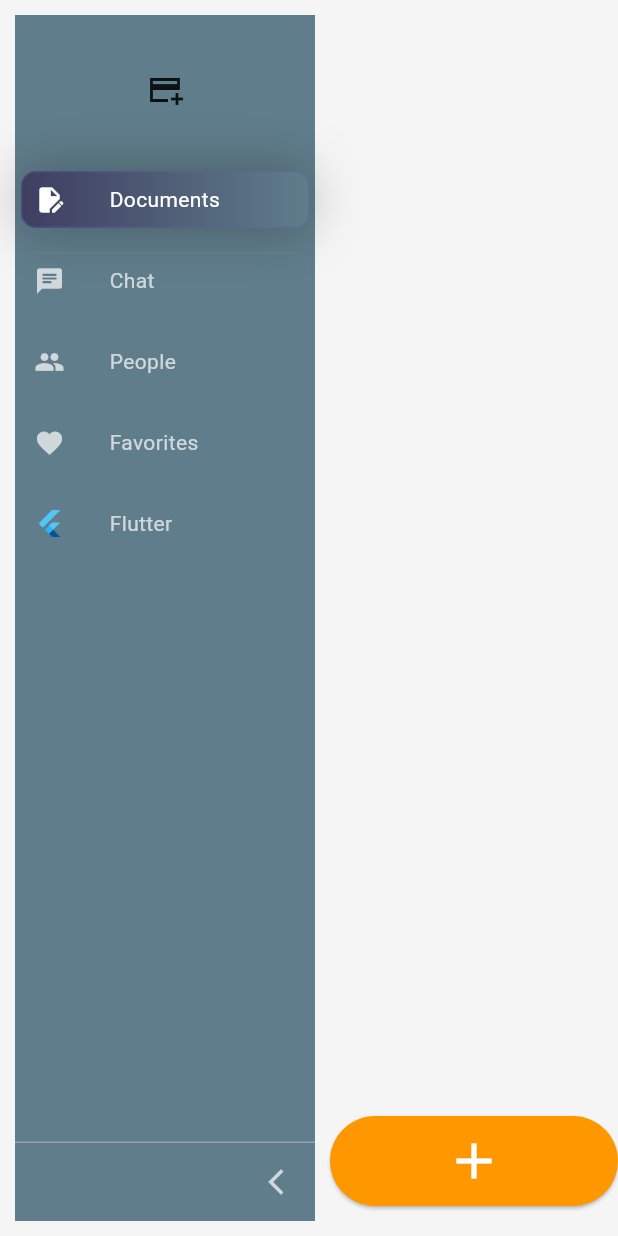
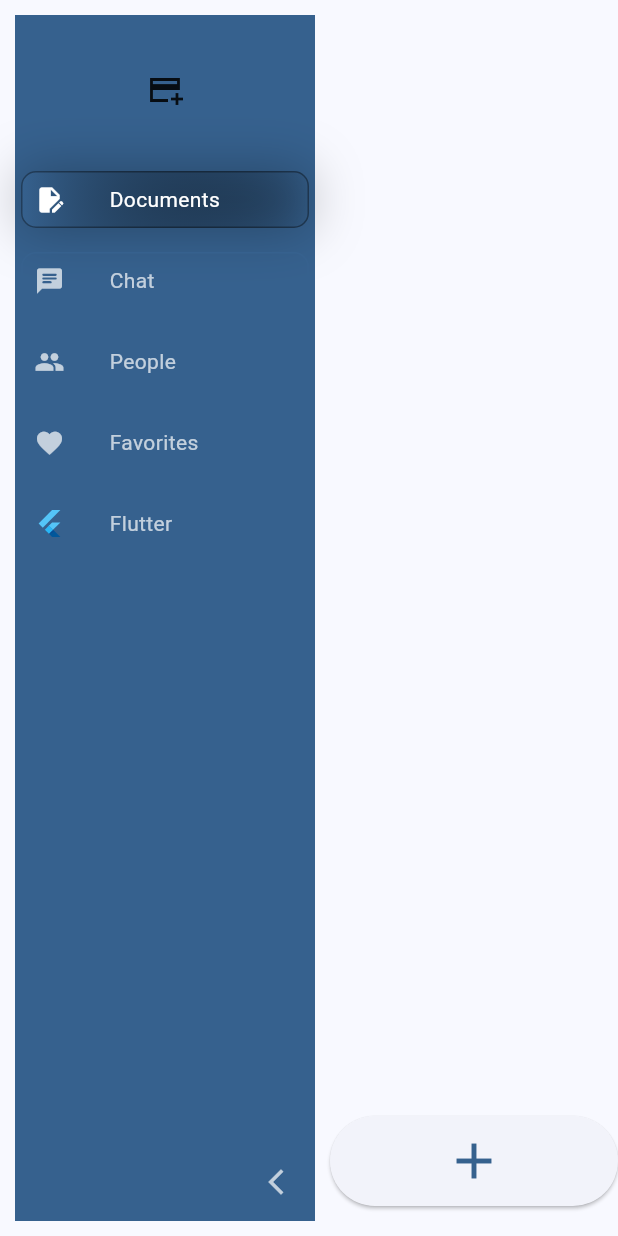
Before and after one commit to cpy4/vector, a Flutter app: the screen it shows after launch, on a phone screen of 412 x 824 dp. Run offline on Flutter 3.47's test engine with Material 3 defaults, Android fonts, the light colour scheme and no system bars; drawn by our look-alikes of sidebarx; our stand-ins replace cross_file, file_picker, flutter_chat_types, flutter_chat_ui, flutter_dotenv, flutter_riverpod and 5 more; missing offline and left inert: desktop_drop, flutter_gpt_tokenizer, langchain, langchain_community, langchain_openai, langchain_supabase; accounts and stored records are empty; generated files the repository leaves out were written again.

Commit message:
Uhh, a lot of updates. Lots of refactors and security updates. Added Riverpod. Started to update theming.

```diff
--- a/analysis_options.yaml
+++ b/analysis_options.yaml
@@ -26,3 +26,6 @@ linter:
 
 # Additional information about this file can be found at
 # https://dart.dev/guides/language/analysis-options
+analyzer:
+  plugins:
+    - custom_lint
--- a/lib/documents.dart
+++ b/lib/documents.dart
@@ -6,9 +6,12 @@ import 'package:file_picker/file_picker.dart';
 import 'dart:math' as math;
 import 'package:flutter/rendering.dart';
 import 'package:font_awesome_flutter/font_awesome_flutter.dart';
+import 'package:flutter_riverpod/flutter_riverpod.dart';
+import 'package:vector/db.dart';
 
-class DocsScreen extends StatelessWidget {
+class DocsScreen extends ConsumerStatefulWidget {
   final void Function() callback;
+  //final SupabaseClient supabase;
   DocsScreen({
     Key? key,
     required this.controller,
@@ -16,8 +19,13 @@ class DocsScreen extends StatelessWidget {
   }) : super(key: key);
 
   final SidebarXController controller;
-  final _future = Supabase.instance.client.from('documents_vecs').select('''id''');
-  // File ? _pickedImage;
+
+  @override
+  ConsumerState<DocsScreen> createState() => _DocsScreenState();
+}
+
+class _DocsScreenState extends ConsumerState<DocsScreen> {
+  //final _future = supabase.from('documents_vecs').select('''id''');
   List<File>? files;
 
   Future<void> _onUploadPressed() async {
@@ -33,16 +41,18 @@ class DocsScreen extends StatelessWidget {
 
   @override
   Widget build(BuildContext context) {
+   //final supabaseClient = supabase;
+    final future = ref.watch(docsProvider.future);
     final theme = Theme.of(context);
     return Column(
       crossAxisAlignment: CrossAxisAlignment.center,
       mainAxisAlignment: MainAxisAlignment.center,
       children: [
         AnimatedBuilder(
-          animation: controller,
+          animation: widget.controller,
           builder: (context, child) {
             return FutureBuilder(
-              future: _future,
+              future: future,
               builder: (context, snapshot) {
                 if (!snapshot.hasData) {
                   return const Center(child: CircularProgressIndicator());
@@ -60,21 +70,22 @@ class DocsScreen extends StatelessWidget {
                       final math.Random random = math.Random(index);
                       final doc = documents[index];
                       return GridTile(
+                        footer: Text('hey'),
                         child: Container(
                           margin: const EdgeInsets.all(12.0),
                           decoration: ShapeDecoration(
                             shape: RoundedRectangleBorder(
                               borderRadius: BorderRadius.circular(12.0),
                             ),
-                            gradient: const RadialGradient(
-                              colors: <Color>[Colors.blueGrey, Color.fromARGB(220, 96, 125, 139)],
+                            gradient: RadialGradient(
+                              colors: <Color>[Theme.of(context).scaffoldBackgroundColor, Theme.of(context).primaryColor],
                             ),
                           ),
                           child: const Center(
                               child: FaIcon(
                             FontAwesomeIcons.solidFileLines,
                             size: 120,
-                            color: Colors.white,
+                                color: Colors.white,
                           )),
                         ),
                         //Text(country['name']),
@@ -91,15 +102,13 @@ class DocsScreen extends StatelessWidget {
           child: ElevatedButton(
             style: ElevatedButton.styleFrom(
               minimumSize: const Size(200, 40),
-              backgroundColor: Color(0xFFff9800),
               padding: const EdgeInsets.symmetric(horizontal: 20, vertical: 10),
               textStyle: theme.textTheme.labelLarge,
             ),
-            onPressed: callback,
+            onPressed: widget.callback,
             child: const Icon(
               Icons.add,
               size: 40,
-              color: Colors.white,
             ),
           ),
         )
--- a/lib/home.dart
+++ b/lib/home.dart
@@ -0,0 +1,114 @@
+import 'package:flutter/material.dart';
+import 'package:sidebarx/sidebarx.dart';
+import 'package:supabase_flutter/supabase_flutter.dart';
+import 'package:vector/main.dart';
+import 'sidebar.dart';
+import 'documents.dart';
+import 'filedrop.dart' as filedrop;
+import 'chat.dart' as chatScreen;
+import 'package:flutter_riverpod/flutter_riverpod.dart';
+import 'package:riverpod_annotation/riverpod_annotation.dart';
+
+
+class HomePage extends ConsumerStatefulWidget {
+  //final SupabaseClient supabaseClient;
+  //final llm;
+  const HomePage({
+    super.key});
+
+  @override
+  ConsumerState<ConsumerStatefulWidget> createState() => _HomePageState();
+}
+
+// Notice how instead of "State", we are extending "ConsumerState".
+// This uses the same principle as "ConsumerWidget" vs "StatelessWidget".
+class _HomePageState extends ConsumerState<HomePage> {
+
+  final _controller = SidebarXController(selectedIndex: 0, extended: true);
+  bool upload = false;
+//ref.watch()
+  void updateUpload(bool value) {
+    setState(() {
+      upload = value;
+    });
+  }
+
+  void uploadToFalse() {
+    setState(() {
+      upload = false;
+    });
+    print('I did it!');
+  }
+
+  void uploadToTrue() {
+    setState(() {
+      upload = true;
+    });
+    print('I did it!!!');
+  }
+
+  @override
+  Widget build(BuildContext context) {
+    final theme = Theme.of(context);
+    //final secret = ref.watch(secretProvider);
+    return Scaffold(
+      /* floatingActionButtonLocation: FloatingActionButtonLocation.centerFloat,
+      floatingActionButton: Padding(
+        padding: EdgeInsets.only(left: _controller.extended ? 100.0 : 0.0),
+        child: Container(
+          height: 40,
+          width: 150,
+          child: FloatingActionButton(
+            backgroundColor: upload ? Colors.blueGrey : Colors.blueGrey,
+            onPressed: () {
+              updateUpload(upload ? false : true);
+            },
+            child: upload
+                ? Icon(Icons.cancel_outlined, size: 40)
+                : Icon(
+                    Icons.add,
+                    size: 40,
+                    color: Colors.white,
+                  ),
+          ),
+        ),
+      ),*/
+     // backgroundColor: Color(0xFFF5F5F5),
+      body: Row(
+        crossAxisAlignment: CrossAxisAlignment.center,
+        mainAxisAlignment: MainAxisAlignment.start,
+        children: [
+          ExampleSidebarX(
+            controller: _controller,
+          ),
+          Expanded(
+            child: Center(
+              child: AnimatedBuilder(
+                animation: _controller,
+                builder: (context, child) {
+                  // final pageTitle = _getTitleByIndex(controller.selectedIndex);
+                  switch (_controller.selectedIndex) {
+                    case 0:
+                      return upload
+                          ? filedrop.DragTarget(uploadCallback: uploadToFalse)
+                          : DocsScreen(
+                        controller: _controller,
+                        callback: uploadToTrue,
+                      );
+                    case 1:
+                      return const chatScreen.ChatScreen();
+                    default:
+                      return Text(
+                        'title',
+                        style: theme.textTheme.headlineSmall,
+                      );
+                  }
+                },
+              ),
+            ),
+          ), //DocsScreen(controller: _controller)))
+        ],
+      ),
+    );
+  }
+}
--- a/lib/main.dart
+++ b/lib/main.dart
@@ -1,131 +1,63 @@
 import 'package:flutter/material.dart';
-//import 'db.dart' as db;
 import 'package:supabase_flutter/supabase_flutter.dart';
-import 'package:sidebarx/sidebarx.dart';
-import 'sidebar.dart';
-import 'documents.dart';
-import 'filedrop.dart' as filedrop;
-import 'chat.dart' as chatScreen;
+import 'package:flutter_dotenv/flutter_dotenv.dart';
+import 'package:vector/db.dart';
+import 'package:vector/home.dart';
+import 'themes.dart' as themes;
+import 'package:flutter_riverpod/flutter_riverpod.dart';
+import 'package:riverpod_annotation/riverpod_annotation.dart';
+
+//part 'main.g.dart';
 
 void main() async {
-  WidgetsFlutterBinding.ensureInitialized();
- // const supabaseOpsUrl = 'https://bcbxwsheuxulwatfpwmh.supabase.co';
-  //const supabaseKey =
+
+  await dotenv.load(fileName: ".env");
+  final supabaseURL = dotenv.env['SUPABASE_OPS_URL'].toString();
+  final supabaseKey = dotenv.env['SUPABASE_OPS_KEY'].toString();
 
 
+
+  //print (supabaseURL);
+ // print (supabaseKey);
+  WidgetsFlutterBinding.ensureInitialized();
+
   await Supabase.initialize(
-    url: 'https://dpurcsaehzohnppjzlxz.supabase.co',
-    anonKey:
-        'eyJhbGciOiJIUzI1NiIsInR5cCI6IkpXVCJ9.eyJpc3MiOiJzdXBhYmFzZSIsInJlZiI6ImRwdXJjc2FlaHpvaG5wcGp6bHh6Iiwicm9sZSI6ImFub24iLCJpYXQiOjE3MTE0OTkwNDIsImV4cCI6MjAyNzA3NTA0Mn0.MdwLosdYtk6ggKbDI2el0OwZr46A3RAiDdljkE0ZXfk',
+    url: supabaseURL,
+    anonKey:supabaseKey,
   );
 
-  runApp(const MyApp());
+  runApp(ProviderScope(child: MyApp()));
 }
 
 class MyApp extends StatelessWidget {
-  const MyApp({Key? key}) : super(key: key);
+  MyApp({Key? key}) : super(key: key);
+
+ /* Future<String> getSecret(secretName) async {
+    var res = await supabase
+        .schema('vault')
+        .from('decrypted_secrets')
+        .select('decrypted_secret')
+        .match({'name': secretName});
+    print(res[0]['decrypted_secret']);
+    return res[0]['decrypted_secret'];
+    //print(openAIKey[0]['decrypted_secret']);
+  }*/
+//Future getRows() async {
+  //final fut = await supabase.from('vusers').select('*');
+  //print(fut);
+//}
 
   @override
   Widget build(BuildContext context) {
-    return const MaterialApp(
+   //final row = getRows();
+    //final openAIKey = '14';//getSecret('OpenAPIKey');
+    //print(openAIKey);
+    return MaterialApp(
       title: 'Vector.ai',
       home: HomePage(),
+      theme: themes.lightTheme,
+      darkTheme: themes.darkTheme,
+      themeMode: ThemeMode.light,
     );
   }
 }
-// TODO Win at life
-
-class HomePage extends StatefulWidget {
-  const HomePage({super.key});
-
-  @override
-  State<HomePage> createState() => _HomePageState();
-}
-
-class _HomePageState extends State<HomePage> {
-  final _controller = SidebarXController(selectedIndex: 0, extended: true);
-  bool upload = false;
-  void updateUpload(bool value) {
-    setState(() {
-      upload = value;
-    });
-  }
-
-  void uploadToFalse() {
-    setState(() {
-      upload = false;
-    });
-    print('I did it!');
-  }
-
-  void uploadToTrue() {
-    setState(() {
-      upload = true;
-    });
-    print('I did it!!!');
-  }
-
-  @override
-  Widget build(BuildContext context) {
-    final theme = Theme.of(context);
-    return Scaffold(
-      /* floatingActionButtonLocation: FloatingActionButtonLocation.centerFloat,
-      floatingActionButton: Padding(
-        padding: EdgeInsets.only(left: _controller.extended ? 100.0 : 0.0),
-        child: Container(
-          height: 40,
-          width: 150,
-          child: FloatingActionButton(
-            backgroundColor: upload ? Colors.blueGrey : Colors.blueGrey,
-            onPressed: () {
-              updateUpload(upload ? false : true);
-            },
-            child: upload
-                ? Icon(Icons.cancel_outlined, size: 40)
-                : Icon(
-                    Icons.add,
-                    size: 40,
-                    color: Colors.white,
-                  ),
-          ),
-        ),
-      ),*/
-      backgroundColor: Color(0xFFF5F5F5),
-      body: Row(
-        crossAxisAlignment: CrossAxisAlignment.center,
-        mainAxisAlignment: MainAxisAlignment.start,
-        children: [
-          ExampleSidebarX(
-            controller: _controller,
-          ),
-          Expanded(
-            child: Center(
-              child: AnimatedBuilder(
-                animation: _controller,
-                builder: (context, child) {
-                  // final pageTitle = _getTitleByIndex(controller.selectedIndex);
-                  switch (_controller.selectedIndex) {
-                    case 0:
-                      return upload
-                          ? filedrop.DragTarget(uploadCallback: uploadToFalse)
-                          : DocsScreen(
-                              controller: _controller,
-                              callback: uploadToTrue,
-                            );
-                    case 1:
-                      return const chatScreen.ChatScreen();
-                    default:
-                      return Text(
-                        'pageTitle',
-                        style: theme.textTheme.headlineSmall,
-                      );
-                  }
-                },
-              ),
-            ),
-          ), //DocsScreen(controller: _controller)))
-        ],
-      ),
-    );
-  }
-}
--- a/lib/sidebar.dart
+++ b/lib/sidebar.dart
@@ -12,30 +12,37 @@ class ExampleSidebarX extends StatelessWidget {
 
   @override
   Widget build(BuildContext context) {
+    final primaryColor = Theme.of(context).primaryColor;
+    final canvasColor = Theme.of(context).canvasColor;
+    final scaffoldBackgroundColor = Theme.of(context).scaffoldBackgroundColor;
+    const accentCanvasColor = Color(0xFF3E3E61);
+    const white = Colors.white;
+    final actionColor = Theme.of(context).hoverColor;
+    final divider = Divider(color: white.withOpacity(0.3), height: 1);
     return SidebarX(
       controller: _controller,
       theme: SidebarXTheme(
         margin: const EdgeInsets.all(10),
         decoration: BoxDecoration(
-          color: canvasColor,
+         color: Theme.of(context).primaryColor,
           borderRadius: BorderRadius.circular(20),
         ),
-        hoverColor: scaffoldBackgroundColor,
-        textStyle: TextStyle(color: Colors.white.withOpacity(0.7)),
-        selectedTextStyle: const TextStyle(color: Colors.white),
+       hoverColor: scaffoldBackgroundColor,
+       textStyle: TextStyle(color: Colors.white.withOpacity(0.7)),
+        selectedTextStyle: const TextStyle(color: white),
         itemTextPadding: const EdgeInsets.only(left: 30),
         selectedItemTextPadding: const EdgeInsets.only(left: 30),
         itemDecoration: BoxDecoration(
           borderRadius: BorderRadius.circular(10),
-          border: Border.all(color: canvasColor),
+        border: Border.all(color: Theme.of(context).primaryColor),
         ),
         selectedItemDecoration: BoxDecoration(
           borderRadius: BorderRadius.circular(10),
           border: Border.all(
             color: actionColor.withOpacity(0.37),
           ),
-          gradient: const LinearGradient(
-            colors: [accentCanvasColor, canvasColor],
+          gradient: LinearGradient(
+            colors: [primaryColor, actionColor],
           ),
           boxShadow: [
             BoxShadow(
@@ -49,17 +56,17 @@ class ExampleSidebarX extends StatelessWidget {
           size: 20,
         ),
         selectedIconTheme: const IconThemeData(
-          color: Colors.white,
+         color: Colors.white,
           size: 20,
         ),
       ),
-      extendedTheme: const SidebarXTheme(
+      extendedTheme: SidebarXTheme(
         width: 200,
         decoration: BoxDecoration(
-          color: canvasColor,
+          color: Theme.of(context).primaryColor,
         ),
       ),
-      footerDivider: divider,
+     // footerDivider: divider,
       headerBuilder: (context, extended) {
         return SizedBox(
           height: 100,
@@ -97,11 +104,3 @@ class ExampleSidebarX extends StatelessWidget {
     );
   }
 }
-
-const primaryColor = Colors.blueGrey;
-const canvasColor = Color(0xFF607D8B);
-const scaffoldBackgroundColor = Color(0xFF464667);
-const accentCanvasColor = Color(0xFF3E3E61);
-const white = Colors.white;
-final actionColor = const Color(0xFF5F5FA7).withOpacity(0.6);
-final divider = Divider(color: white.withOpacity(0.3), height: 1);
--- /dev/null
+++ b/lib/themes.dart
@@ -0,0 +1,32 @@
+import 'package:flutter/material.dart';
+
+ThemeData lightTheme = ThemeData(
+  brightness: Brightness.light,
+  useMaterial3: true,
+  textTheme: const TextTheme(
+    displayLarge: TextStyle(fontSize: 32, fontWeight: FontWeight.bold),
+    bodyLarge: TextStyle(fontSize: 18, color: Colors.black87),
+  ),
+  appBarTheme: const AppBarTheme(
+    color: Colors.blue,
+    iconTheme: IconThemeData(color: Colors.white),
+  ),
+  colorScheme: ColorScheme.fromSeed(seedColor: Colors.blue),
+);
+
+
+ThemeData darkTheme = ThemeData(
+  useMaterial3: true,
+  textTheme: const TextTheme(
+    displayLarge: TextStyle(fontSize: 32, fontWeight: FontWeight.bold),
+    bodyLarge: TextStyle(fontSize: 18, color: Colors.white70),
+  ),
+  appBarTheme: const AppBarTheme(
+    color: Colors.red,
+    iconTheme: IconThemeData(color: Colors.white),
+  ),
+  colorScheme: ColorScheme.fromSeed(
+    seedColor: Colors.red,
+    brightness: Brightness.dark,
+  ),
+);
--- a/lib/vault.dart
+++ /dev/null
@@ -1,5 +0,0 @@
-
-
-
-export HCP_CLIENT_ID=LnWwa8zIh1M5gxZbFDOz2hXeYZB86xwN
-export HCP_CLIENT_SECRET=SR2xisPPia1jMjAFmS9dOs1ARZlzNcVKzxsiJnbK9lgUw9gtzrLiRxBLSMR1-FYT
```
Also changed, not shown: lib/db.dart (+44 -0 lines), lib/doc.dart (added, +21 -0 lines), lib/filedrop.dart (+33 -16 lines), pubspec.yaml (+19 -6 lines), lib/db.g.dart (added), pubspec.lock, 2 other files.
